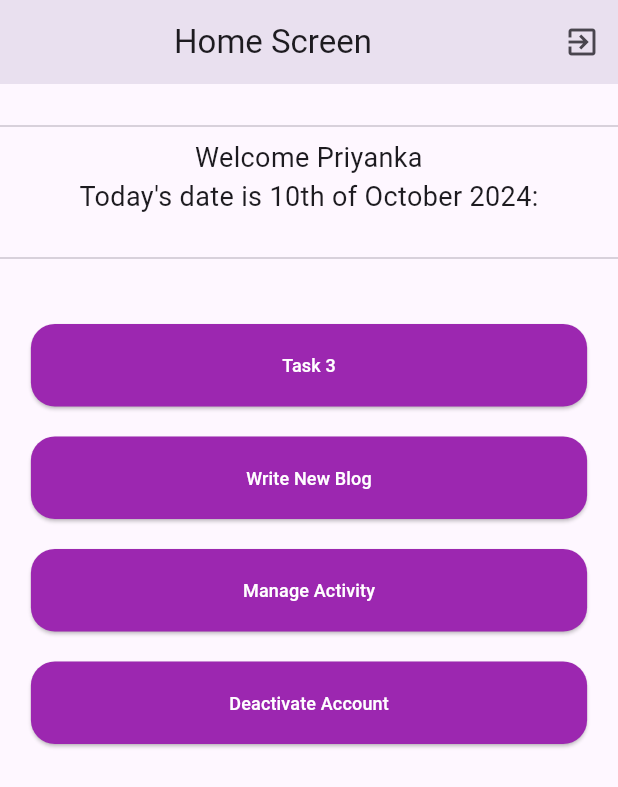
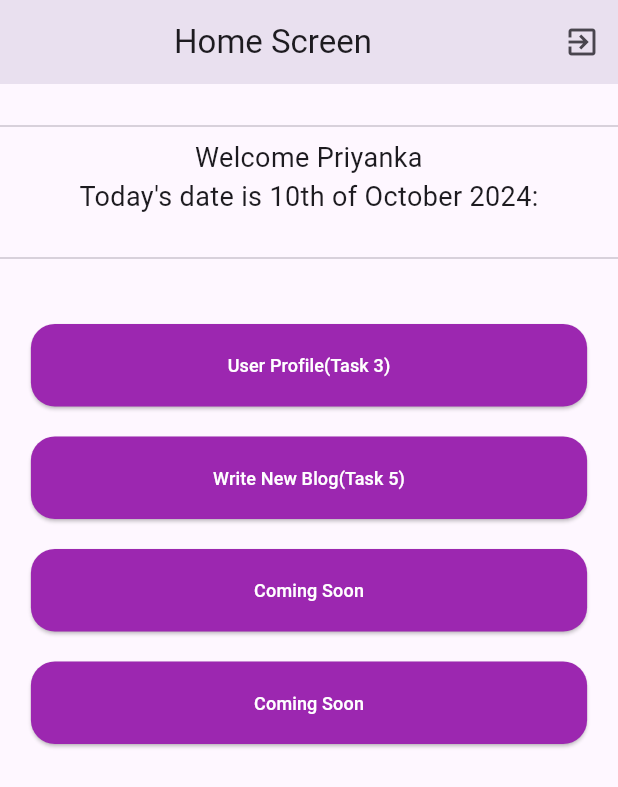
Before and after one commit to ShashankKadam1994/flutter_project, a Flutter app: the screen it shows after launch, on a phone screen of 412 x 824 dp. Shown: the top 787 px of the screen. Run offline on Flutter 3.47's test engine with Material 3 defaults, Android fonts, the phone set to English and light mode, and no system bars; our stand-ins replace email_validator, form_validator, shared_preferences, sqflite, video_player; accounts and stored records are empty.

Commit message:
Fixes Homepage Button

```diff
--- a/lib/homeNew.dart
+++ b/lib/homeNew.dart
@@ -153,7 +153,7 @@ class _HomeNewState extends State<Homenew> {
                       width: buttonWidth,
                       height: buttonHeight,
                       child:ActionButtons(
-                        text: "Task 3",
+                        text: "User Profile(Task 3)",
                         onPressed: () {
                           Navigator.push(
                             context,
@@ -169,7 +169,7 @@ class _HomeNewState extends State<Homenew> {
                       width: buttonWidth,
                       height: buttonHeight,
                       child:ActionButtons(
-                        text: "Write New Blog",
+                        text: "Write New Blog(Task 5)",
                         onPressed: () {
                           Navigator.push(
                             context,
@@ -185,7 +185,7 @@ class _HomeNewState extends State<Homenew> {
                       width: buttonWidth,
                       height: buttonHeight,
                       child:ActionButtons(
-                        text: "Manage Activity",
+                        text: "Coming Soon",
                         onPressed: () {},
                         backgroundColor: Colors.purple,
                         textColor: Colors.white,
@@ -196,7 +196,7 @@ class _HomeNewState extends State<Homenew> {
                       width: buttonWidth,
                       height: buttonHeight,
                       child:ActionButtons(
-                        text: "Deactivate Account",
+                        text: "Coming Soon",
                         onPressed: () {},
                         backgroundColor: Colors.purple,
                         textColor: Colors.white,
```
